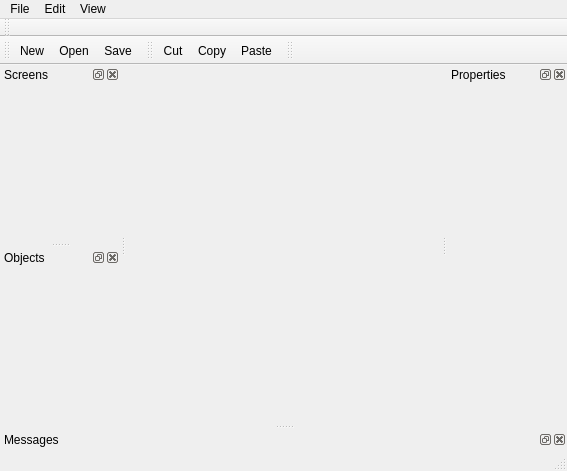
This is editor/main.ui in guillaumecl/yggdrasil as Qt 5 draws it before an edit. The edited form follows.
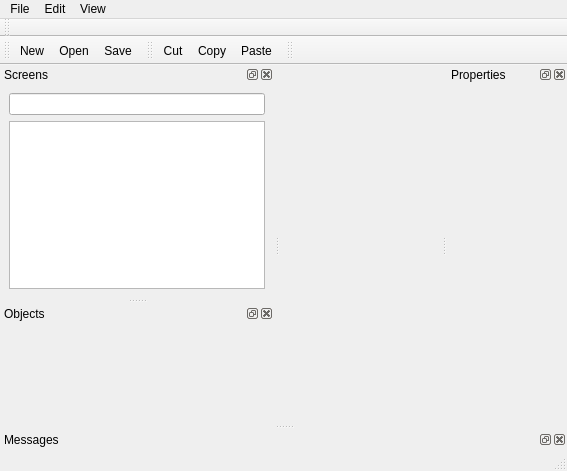
This is the edited form. Icons and pictures are not drawn. Custom widgets are drawn as their Qt base class.

Commit message:
editor: Set the content of screendockwidget into the ui file
This allows clearer view of the UI file and removes some useless code.

Diff of the .ui file:
```diff
--- a/editor/main.ui
+++ b/editor/main.ui
@@ -122,7 +122,7 @@
    <property name="minimumSize">
     <size>
      <width>120</width>
-     <height>120</height>
+     <height>148</height>
     </size>
    </property>
    <property name="floating">
@@ -142,6 +142,12 @@
      <property name="margin">
       <number>9</number>
      </property>
+     <item>
+      <widget class="editor::custom::FilterWidget" name="screenTreeFilter"/>
+     </item>
+     <item>
+      <widget class="editor::ScreenTree" name="screenTree"/>
+     </item>
     </layout>
    </widget>
   </widget>
@@ -280,6 +286,18 @@
    </property>
   </action>
  </widget>
+ <customwidgets>
+  <customwidget>
+   <class>editor::custom::FilterWidget</class>
+   <extends>QLineEdit</extends>
+   <header>editor/filterwidget.h</header>
+  </customwidget>
+  <customwidget>
+   <class>editor::ScreenTree</class>
+   <extends>QTreeView</extends>
+   <header>editor/screentree.h</header>
+  </customwidget>
+ </customwidgets>
  <resources>
   <include location="resources/application.qrc"/>
  </resources>
```
The commit also changes 9 other files.
